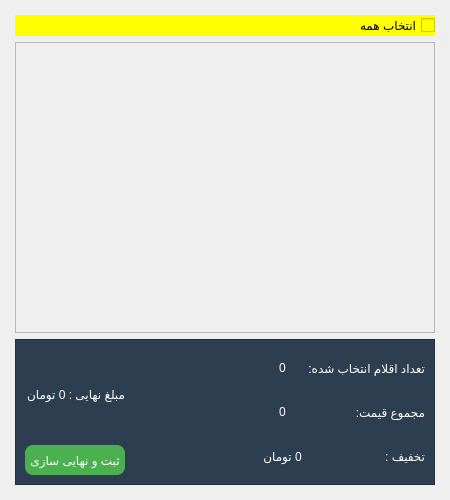
This is cartpage.ui in mozali1386-alt/Ketab_e_Man as Qt 5 draws it before an edit. The edited form follows.
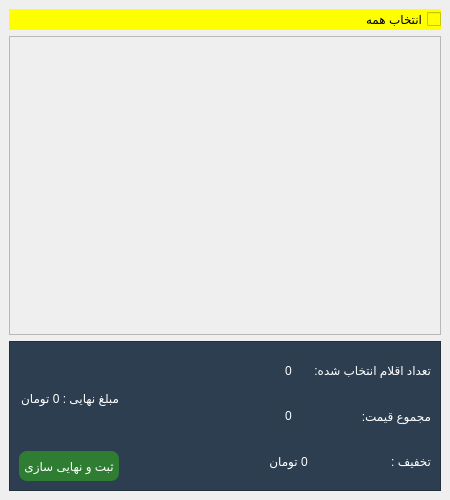
This is the edited form.

Commit message: Complete purchase registration form connections and validation

The edit to the form file:
```diff
--- a/cartpage.ui
+++ b/cartpage.ui
@@ -14,17 +14,20 @@
    <string>Form</string>
   </property>
   <layout class="QVBoxLayout" name="verticalLayout_2" stretch="0">
+   <property name="spacing">
+    <number>0</number>
+   </property>
    <property name="leftMargin">
-    <number>6</number>
+    <number>0</number>
    </property>
    <property name="topMargin">
-    <number>6</number>
+    <number>0</number>
    </property>
    <property name="rightMargin">
-    <number>6</number>
+    <number>0</number>
    </property>
    <property name="bottomMargin">
-    <number>6</number>
+    <number>0</number>
    </property>
    <item>
     <widget class="QStackedWidget" name="stackedWidget">
@@ -48,6 +51,35 @@
        </item>
        <item>
         <widget class="QScrollArea" name="scrollArea">
+         <property name="styleSheet">
+          <string notr="true">/* تنظیمات پایه و ضخامت اسکرول‌بار */
+QScrollBar:vertical {
+    border: none;
+    background: #E0E0E0; /* رنگ پس‌زمینه مسیر اسکرول */
+    width: 10px; /* ضخامت دلخواه شما - می‌توانید بیشتر هم بکنید */
+    margin: 0px 0px 0px 0px;
+}
+
+/* تنظیمات خود نوار لغزنده (دستگیره) */
+QScrollBar::handle:vertical {
+    background: #909090; /* رنگ نوار لغزنده */
+    min-height: 30px; /* حداقل ارتفاع نوار */
+    border-radius: 8px; /* گرد کردن گوشه‌ها برای زیبایی */
+}
+
+/* تغییر رنگ نوار وقتی موس روی آن می‌رود */
+QScrollBar::handle:vertical:hover {
+    background: #606060;
+}
+
+/* حذف فلش‌های کوچک بالا و پایین اسکرول‌بار برای ظاهر مدرن‌تر */
+QScrollBar::add-line:vertical, QScrollBar::sub-line:vertical {
+    height: 0px; 
+}</string>
+         </property>
+         <property name="verticalScrollBarPolicy">
+          <enum>Qt::ScrollBarPolicy::ScrollBarAsNeeded</enum>
+         </property>
          <property name="widgetResizable">
           <bool>true</bool>
          </property>
@@ -59,11 +91,28 @@
            <rect>
             <x>0</x>
             <y>0</y>
-            <width>424</width>
-            <height>299</height>
+            <width>436</width>
+            <height>307</height>
            </rect>
           </property>
-          <layout class="QVBoxLayout" name="verticalLayout_5"/>
+          <layout class="QVBoxLayout" name="verticalLayout_5">
+           <property name="spacing">
+            <number>0</number>
+           </property>
+           <item>
+            <spacer name="verticalSpacer">
+             <property name="orientation">
+              <enum>Qt::Orientation::Vertical</enum>
+             </property>
+             <property name="sizeHint" stdset="0">
+              <size>
+               <width>20</width>
+               <height>40</height>
+              </size>
+             </property>
+            </spacer>
+           </item>
+          </layout>
          </widget>
         </widget>
        </item>
@@ -101,9 +150,20 @@
               </property>
               <property name="styleSheet">
                <string notr="true">QPushButton {
-    background-color: #4CAF50;
+    background-color: #2E7D32; /* رنگ سبز اصلی */
     color: white;
-    border-radius: 8px;
+    border-radius: 8px; /* گرد کردن گوشه‌ها */
+    padding: 5px;
+}
+
+/* ظاهر دکمه وقتی موس روی آن می‌رود */
+QPushButton:hover {
+    background-color: #1B5E20; /* رنگ سبز تیره‌تر */
+}
+
+/* ظاهر دکمه وقتی روی آن کلیک می‌شود */
+QPushButton:pressed {
+    background-color: #000000; /* رنگ کاملا تیره برای لحظه کلیک */
 }</string>
               </property>
               <property name="text">
```
Left out of the diff: 18 changed lines with no effect on the pictures. The commit also changes 2 other files.
